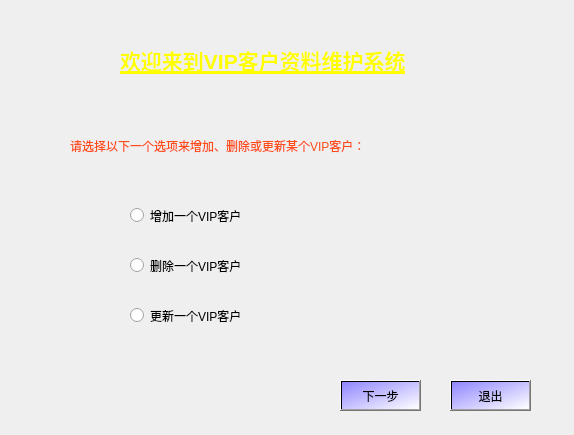
Above: vipinform.ui from laddie132/Bank-Simulation-Demo before the change. Below: the same form after it.
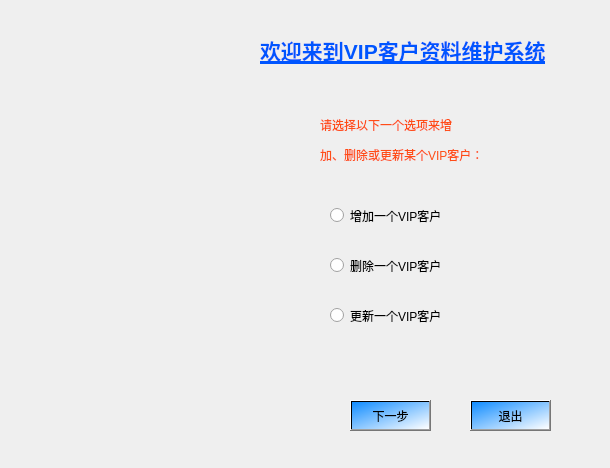
That is the form after the change. Icons and pictures are not drawn.

Patch:
```diff
--- a/vipinform.ui
+++ b/vipinform.ui
@@ -6,8 +6,8 @@
    <rect>
     <x>0</x>
     <y>0</y>
-    <width>574</width>
-    <height>435</height>
+    <width>610</width>
+    <height>468</height>
    </rect>
   </property>
   <property name="windowTitle">
@@ -23,7 +23,7 @@
   <widget class="QWidget" name="widget" native="true">
    <property name="geometry">
     <rect>
-     <x>80</x>
+     <x>280</x>
      <y>190</y>
      <width>261</width>
      <height>161</height>
@@ -79,10 +79,10 @@
   <widget class="QLabel" name="inform">
    <property name="geometry">
     <rect>
-     <x>70</x>
-     <y>120</y>
-     <width>381</width>
-     <height>51</height>
+     <x>320</x>
+     <y>110</y>
+     <width>211</width>
+     <height>61</height>
     </rect>
    </property>
    <property name="styleSheet">
@@ -90,14 +90,14 @@
 color: rgb(255, 77, 23);</string>
    </property>
    <property name="text">
-    <string>请选择以下一个选项来增加、删除或更新某个VIP客户：</string>
+    <string>&lt;html&gt;&lt;head/&gt;&lt;body&gt;&lt;p&gt;请选择以下一个选项来增&lt;/p&gt;&lt;p&gt;加、删除或更新某个VIP客户：&lt;/p&gt;&lt;/body&gt;&lt;/html&gt;</string>
    </property>
   </widget>
   <widget class="QLabel" name="title">
    <property name="geometry">
     <rect>
-     <x>120</x>
-     <y>30</y>
+     <x>260</x>
+     <y>20</y>
      <width>321</width>
      <height>61</height>
     </rect>
@@ -107,20 +107,20 @@
 color: rgb(255, 255, 0);</string>
    </property>
    <property name="text">
-    <string>&lt;html&gt;&lt;head/&gt;&lt;body&gt;&lt;p&gt;&lt;span style=&quot; font-size:16pt; font-weight:600; text-decoration: underline;&quot;&gt;欢迎来到VIP客户资料维护系统&lt;/span&gt;&lt;/p&gt;&lt;/body&gt;&lt;/html&gt;</string>
+    <string>&lt;html&gt;&lt;head/&gt;&lt;body&gt;&lt;p&gt;&lt;span style=&quot; font-size:16pt; font-weight:600; text-decoration: underline; color:#0055ff;&quot;&gt;欢迎来到VIP客户资料维护系统&lt;/span&gt;&lt;/p&gt;&lt;/body&gt;&lt;/html&gt;</string>
    </property>
   </widget>
   <widget class="QPushButton" name="pushButton_2">
    <property name="geometry">
     <rect>
-     <x>340</x>
-     <y>380</y>
+     <x>350</x>
+     <y>400</y>
      <width>81</width>
      <height>31</height>
     </rect>
    </property>
    <property name="styleSheet">
-    <string notr="true">background-color: qlineargradient(spread:pad, x1:0, y1:0, x2:1, y2:1, stop:0 rgba(144, 134, 255, 255), stop:1 rgba(255, 255, 255, 255));
+    <string notr="true">background-color: qlineargradient(spread:pad, x1:0, y1:0, x2:1, y2:1, stop:0 rgba(16, 140, 255, 255), stop:1 rgba(255, 255, 255, 255));
 font: 25 10pt &quot;微软雅黑 Light&quot;;</string>
    </property>
    <property name="text">
@@ -130,14 +130,14 @@
   <widget class="QPushButton" name="pushButton">
    <property name="geometry">
     <rect>
-     <x>450</x>
-     <y>380</y>
+     <x>470</x>
+     <y>400</y>
      <width>81</width>
      <height>31</height>
     </rect>
    </property>
    <property name="styleSheet">
-    <string notr="true">background-color: qlineargradient(spread:pad, x1:0, y1:0, x2:1, y2:1, stop:0 rgba(144, 134, 255, 255), stop:1 rgba(255, 255, 255, 255));
+    <string notr="true">background-color: qlineargradient(spread:pad, x1:0, y1:0, x2:1, y2:1, stop:0 rgba(16, 140, 255, 255), stop:1 rgba(255, 255, 255, 255));
 font: 25 10pt &quot;微软雅黑 Light&quot;;</string>
    </property>
    <property name="text">
```
Left out of the diff: 4 changed lines with no effect on the pictures.
